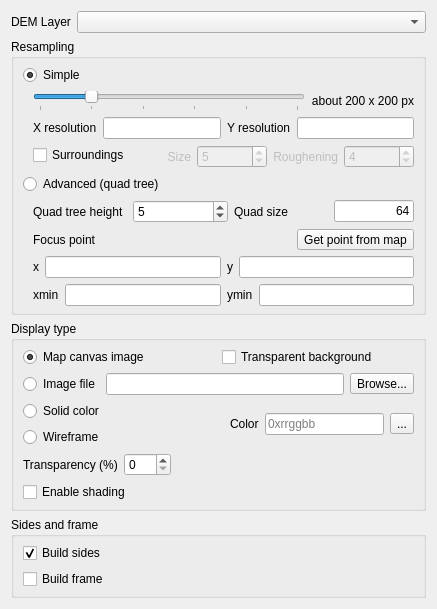
Above: ui/demproperties.ui from minorua/Qgis2threejs before the change. Below: the same form after it.
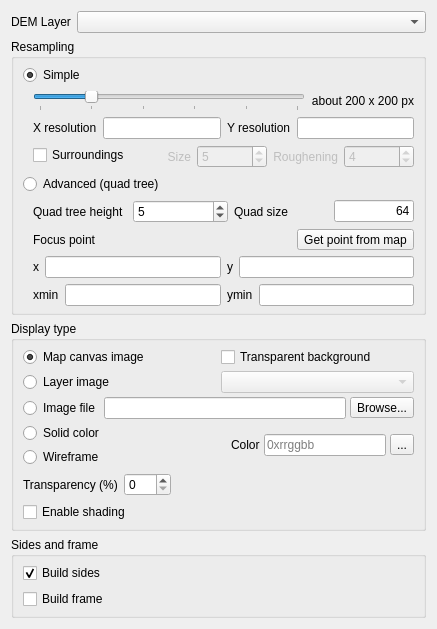
That is the form after the change.

Commit message: add layer image option to display type for DEM

```diff
--- a/ui/demproperties.ui
+++ b/ui/demproperties.ui
@@ -477,6 +477,9 @@
       </property>
       <item>
        <layout class="QVBoxLayout" name="verticalLayout">
+        <property name="spacing">
+         <number>4</number>
+        </property>
         <item>
          <layout class="QHBoxLayout" name="horizontalLayout_3">
           <property name="leftMargin">
@@ -501,6 +504,24 @@
           </item>
          </layout>
         </item>
+        <item>
+         <layout class="QHBoxLayout" name="horizontalLayout_5">
+          <item>
+           <widget class="QRadioButton" name="radioButton_LayerImage">
+            <property name="text">
+             <string>Layer image</string>
+            </property>
+           </widget>
+          </item>
+          <item>
+           <widget class="QComboBox" name="comboBox_ImageLayer">
+            <property name="enabled">
+             <bool>false</bool>
+            </property>
+           </widget>
+          </item>
+         </layout>
+        </item>
         <item>
          <layout class="QHBoxLayout" name="horizontalLayout_ImageFile">
           <item>
```
The commit also changes 3 other files.
